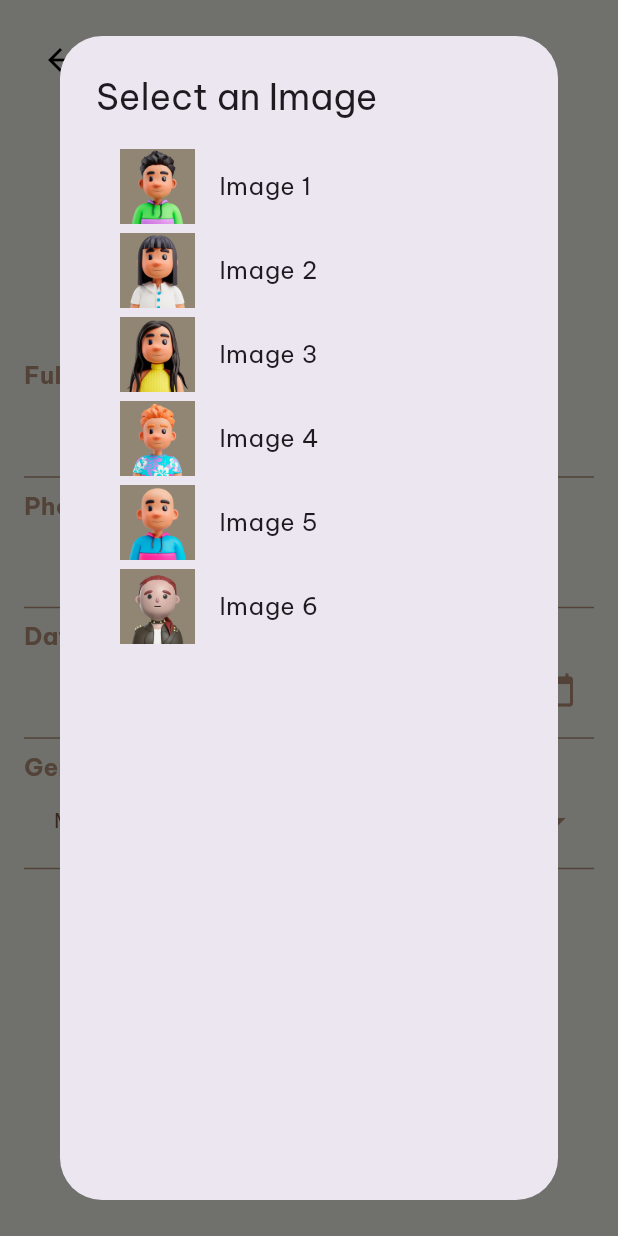
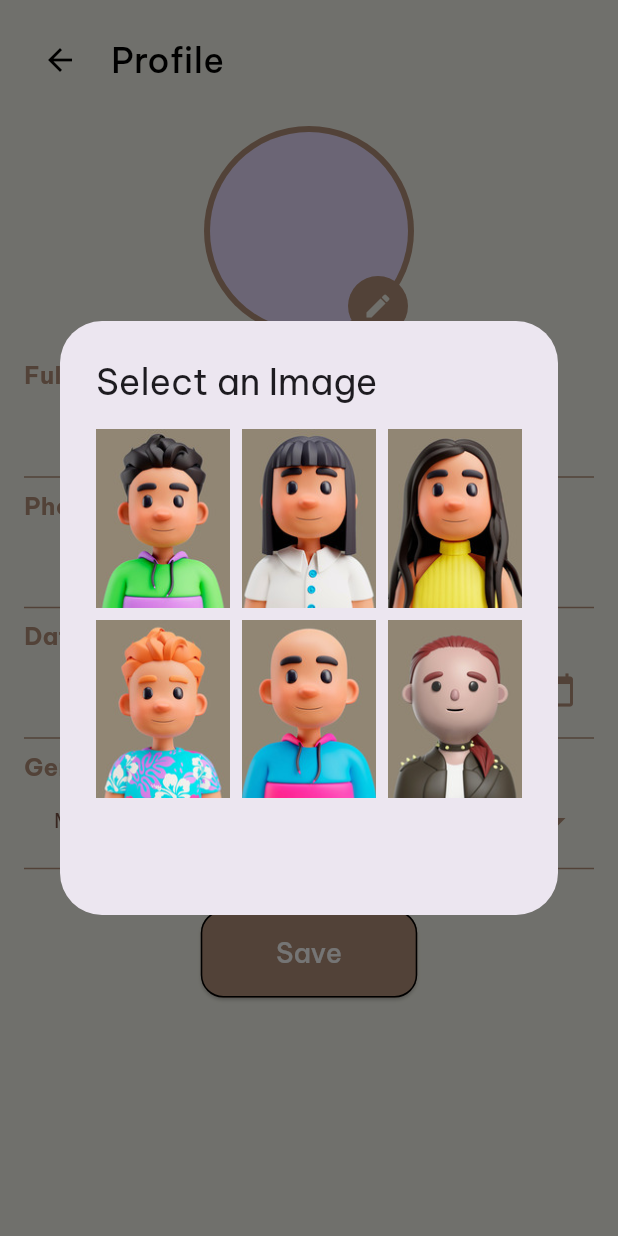
Before and after one commit to AnnisaFadila069/FP-TeknologiBerkembang, a Flutter app: the ProfilePage screen opened directly with empty values, after a tap on the "edit" icon, on a phone screen of 412 x 824 dp. Run offline on Flutter 3.47's test engine with Material 3 defaults, Android fonts, the light colour scheme and no system bars; our stand-ins replace cloud_firestore, firebase_auth, firebase_core, google_fonts, shared_preferences; accounts and stored records are empty.

Commit message:
Update profilepage.dart

```diff
--- a/lib/profilepage.dart
+++ b/lib/profilepage.dart
@@ -97,16 +97,27 @@ class _ProfilePageState extends State<ProfilePage> {
           title: const Text('Select an Image'),
           content: SizedBox(
             width: double.maxFinite,
-            child: ListView.builder(
+            height: 300, // Sesuaikan tinggi galeri
+            child: GridView.builder(
+              gridDelegate: const SliverGridDelegateWithFixedCrossAxisCount(
+                crossAxisCount: 3, // Menampilkan 3 kolom
+                crossAxisSpacing: 8.0, // Spasi antar kolom
+                mainAxisSpacing: 8.0, // Spasi antar baris
+                childAspectRatio: 3 / 4, // Rasio lebar:tinggi
+              ),
               itemCount: availableImages.length,
               itemBuilder: (context, index) {
                 final imagePath = availableImages[index];
-                return ListTile(
-                  leading: Image.asset(imagePath, width: 50, height: 50),
-                  title: Text('Image ${index + 1}'),
+                return GestureDetector(
                   onTap: () {
                     Navigator.pop(context, imagePath); // Kembalikan path gambar
                   },
+                  child: GridTile(
+                    child: Image.asset(
+                      imagePath,
+                      fit: BoxFit.cover, // Sesuaikan gambar agar pas
+                    ),
+                  ),
                 );
               },
             ),
```
